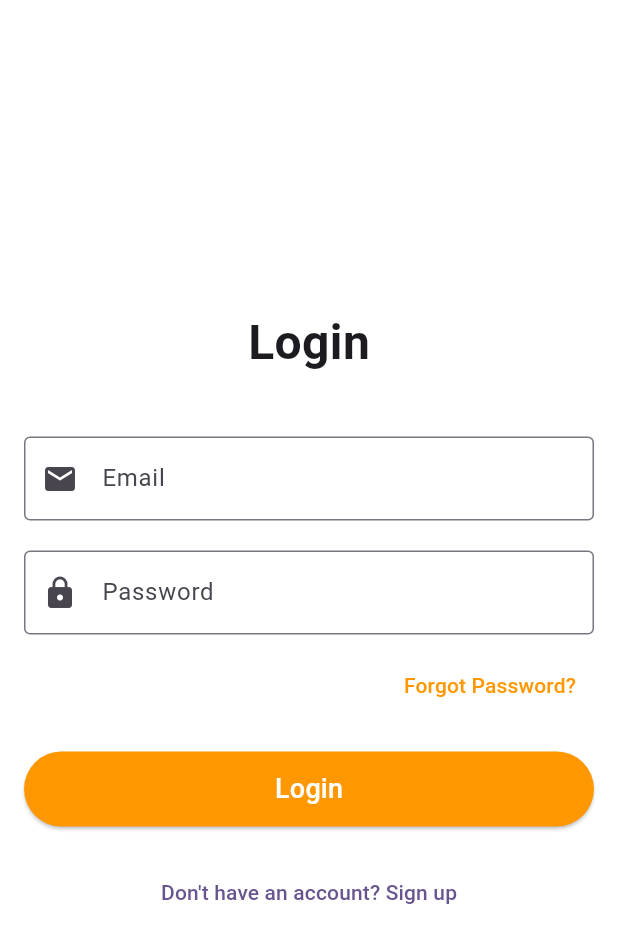
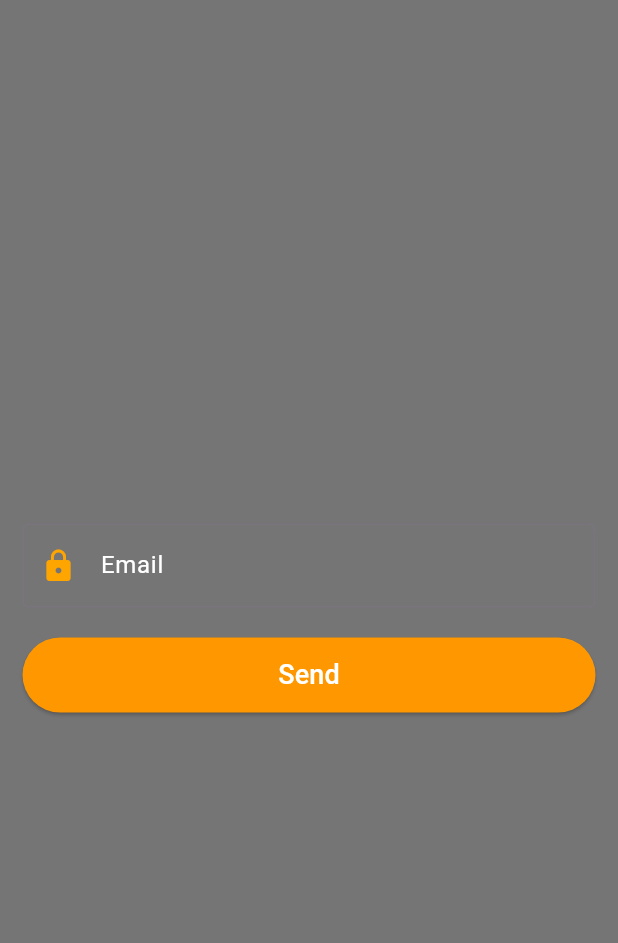
Before and after one commit to Amjad3618/we-chat, a Flutter app: the screen it shows after launch, after a tap on "Forgot Password?", on a phone screen of 412 x 824 dp. Shown: the top 943 px of the screen. Run offline on Flutter 3.47's test engine with Material 3 defaults, Android fonts, the phone set to English and light mode, and no system bars; our stand-ins replace get.

Commit message:
getx aded

```diff
--- /dev/null
+++ b/database.rules.json
@@ -0,0 +1,6 @@
+{
+  "rules": {
+    ".read": "auth != null",
+    ".write": "auth != null"
+  }
+}
--- a/lib/main.dart
+++ b/lib/main.dart
@@ -1,25 +1,25 @@
 import 'package:flutter/material.dart';
+import 'package:get/get.dart';
 import 'package:we_chat/screens/login_screen.dart';
 
 void main() {
-  runApp(const MyApp());
+  runApp( MyApp());
 }
 
 class MyApp extends StatelessWidget {
-  const MyApp({super.key});
 
   // This widget is the root of your application.
   @override
   Widget build(BuildContext context) {
-    return MaterialApp(
+    return GetMaterialApp(
       debugShowCheckedModeBanner: false,
       title: 'we chat ',
       theme: ThemeData(
         // iconButtonTheme: IconButtonThemeData(style: ButtonStyle(backgroundColor: Colors.orange) ),
         scaffoldBackgroundColor: Colors.black54,
-        colorScheme: ColorScheme.fromSeed(seedColor: Colors.deepPurple),
+
         useMaterial3: true,
       ),
-      home: const LoginScreen());
+      home:  LoginScreen());
   }
 }
--- /dev/null
+++ b/lib/screens/forget_paassword_screen.dart
@@ -0,0 +1,52 @@
+import 'package:flutter/material.dart';
+import 'package:we_chat/them/colors.dart';
+
+class ForgetPaasswordScreen extends StatelessWidget {
+
+
+  @override
+  Widget build(BuildContext context) {
+    return SafeArea(
+      child: Scaffold(
+        body: Center(
+          child: Padding(
+            padding: const EdgeInsets.all(15.0),
+            child: Column(
+              mainAxisAlignment: MainAxisAlignment.center,
+              children: [
+                const TextField(
+                  obscureText: true,
+                  decoration: InputDecoration(
+                    labelText: 'Email',labelStyle: TextStyle(color: primaryColor),
+                    border: OutlineInputBorder(),
+                    prefixIcon: Icon(Icons.lock,color: secondaryColor,),
+                  ),
+                ),
+                const SizedBox(height: 20),
+                ElevatedButton(
+                  onPressed: () {
+                    // Add login functionality here
+                  },
+                  style: ElevatedButton.styleFrom(
+                    backgroundColor: Colors.orange,
+                    minimumSize: const Size(double.infinity, 50),
+                    shape: RoundedRectangleBorder(
+                      borderRadius: BorderRadius.circular(30.0),
+                    ),
+                  ),
+                  child: const Text(
+                    'Send',
+                    style: TextStyle(
+                      color: Colors.white,
+                      fontSize: 18,
+                    ),
+                  ),
+                )
+              ],
+            ),
+          ),
+        ),
+      ),
+    );
+  }
+}
--- a/lib/screens/login_screen.dart
+++ b/lib/screens/login_screen.dart
@@ -1,14 +1,16 @@
 import 'package:flutter/material.dart';
+import 'package:we_chat/screens/forget_paassword_screen.dart';
 import 'package:we_chat/screens/singup_screen.dart';
+import 'package:we_chat/them/colors.dart';
 
 class LoginScreen extends StatelessWidget {
-  const LoginScreen({super.key});
+
 
   @override
   Widget build(BuildContext context) {
     return SafeArea(
       child: Scaffold(
-        backgroundColor: Colors.white,
+
         body: Padding(
           padding: const EdgeInsets.all(16.0),
           child: Column(
@@ -17,6 +19,7 @@ class LoginScreen extends StatelessWidget {
               const Text(
                 'Login',
                 style: TextStyle(
+                  color: primaryColor,
                   fontSize: 32,
                   fontWeight: FontWeight.bold,
                 ),
@@ -24,9 +27,9 @@ class LoginScreen extends StatelessWidget {
               const SizedBox(height: 40),
               const TextField(
                 decoration: InputDecoration(
-                  labelText: 'Email',
+                  labelText: 'Email',labelStyle: TextStyle(color: primaryColor),
                   border: OutlineInputBorder(),
-                  prefixIcon: Icon(Icons.email),
+                  prefixIcon: Icon(Icons.email,color: secondaryColor,),
                 ),
                 keyboardType: TextInputType.emailAddress,
               ),
@@ -34,9 +37,9 @@ class LoginScreen extends StatelessWidget {
               const TextField(
                 obscureText: true,
                 decoration: InputDecoration(
-                  labelText: 'Password',
+                  labelText: 'Password',labelStyle: TextStyle(color: primaryColor),
                   border: OutlineInputBorder(),
-                  prefixIcon: Icon(Icons.lock),
+                  prefixIcon: Icon(Icons.lock,color: secondaryColor,),
                 ),
               ),
               const SizedBox(height: 10),
@@ -45,7 +48,7 @@ class LoginScreen extends StatelessWidget {
                 child: TextButton(
 
                   onPressed: () {
-                    // Add forgot password functionality here
+                    Navigator.push(context, MaterialPageRoute(builder: (_)=> ForgetPaasswordScreen()));
                   },
                   child: const Text('Forgot Password?',style: TextStyle(color: Colors.orange),),
                 ),
@@ -74,9 +77,13 @@ class LoginScreen extends StatelessWidget {
               const SizedBox(height: 20),
               TextButton(
                 onPressed: () {
-                Navigator.push(context, MaterialPageRoute(builder: (context)=>const SingUpScreen()));
+                Navigator.push(context, MaterialPageRoute(builder: (context)=> SingUpScreen()));
                 },
-                child: const Text("Don't have an account? Sign up"),
+                child: const Text("Don't have an account? Sign up", style: TextStyle(
+                  color: secondaryColor,
+                  fontSize: 15,
+                  fontWeight: FontWeight.bold,
+                ),),
               ),
             ],
           ),
--- /dev/null
+++ b/lib/them/colors.dart
@@ -0,0 +1,4 @@
+import 'package:flutter/material.dart';
+
+const Color primaryColor = Colors.white;
+const Color secondaryColor = Color(0xFFFFA500); // Custom orange color (Hex code for orange)
```
Also changed, not shown: lib/screens/singup_screen.dart (+14 -15 lines), pubspec.yaml (+11 -64 lines), firebase.json (added), pubspec.lock, 6 other files.
